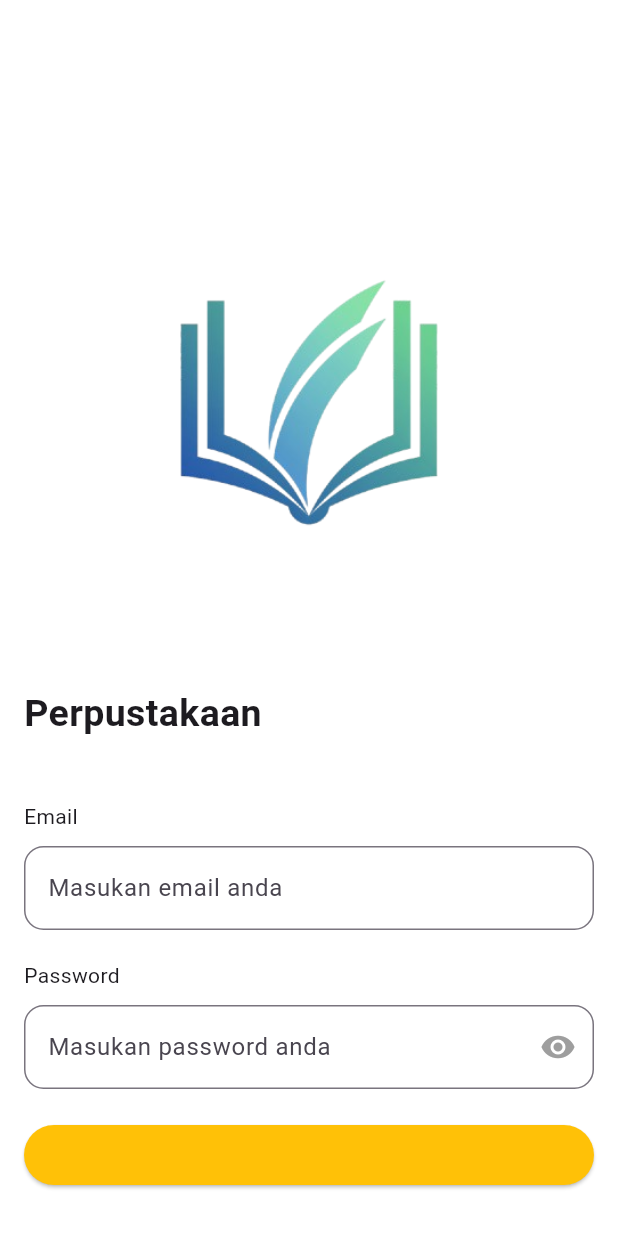
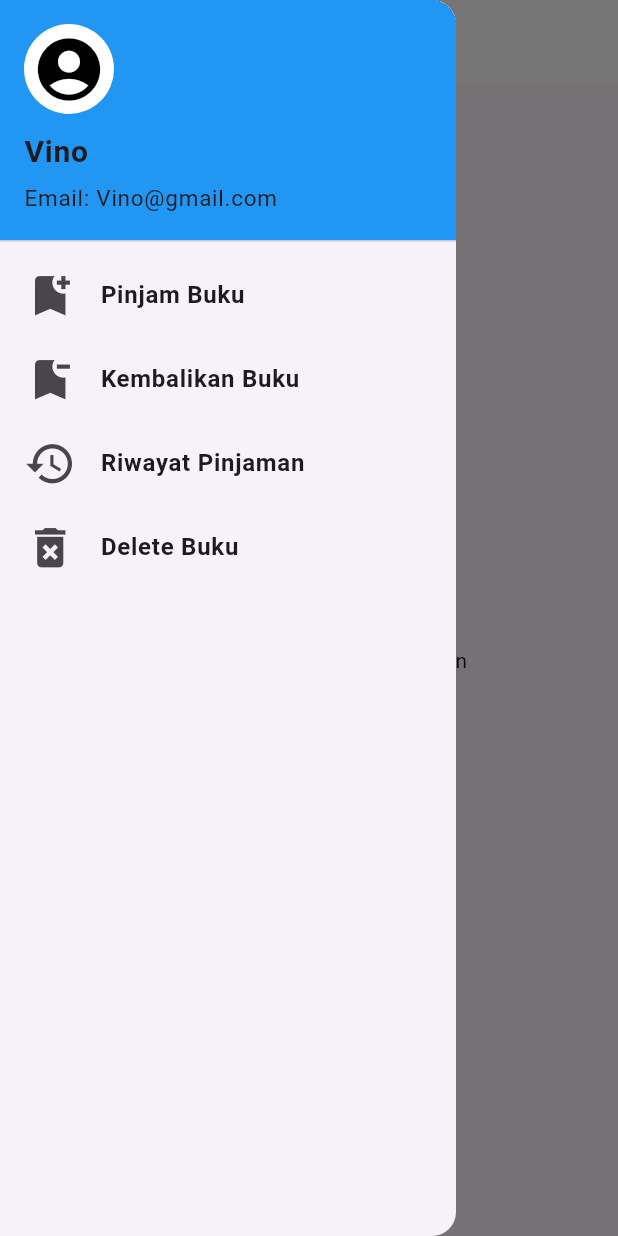
Before and after one commit to vinojanuar/tugas16, a Flutter app: the screen it shows after launch, with the side drawer open (before the commit the screen has no drawer), on a phone screen of 412 x 824 dp. Run offline on Flutter 3.47's test engine with Material 3 defaults, Android fonts, the phone set to English and light mode, and no system bars.

Commit message:
Update 16

```diff
--- a/lib/main.dart
+++ b/lib/main.dart
@@ -1,5 +1,7 @@
 import 'package:flutter/material.dart';
+import 'package:tugas16/view/home_screen.dart';
 import 'package:tugas16/view/login_screen.dart';
+import 'package:tugas16/view/register_screen.dart';
 
 void main() {
   runApp(const MyApp());
@@ -14,7 +16,7 @@ class MyApp extends StatelessWidget {
       debugShowCheckedModeBanner: false,
       title: 'Perpustakaan',
       theme: ThemeData(primarySwatch: Colors.pink),
-      home: const LoginScreen(),
+      home: const HomeScreen(),
     );
   }
 }
--- /dev/null
+++ b/lib/view/app_drawer.dart
@@ -0,0 +1,104 @@
+import 'package:flutter/material.dart';
+import 'package:tugas16/view/menu%20drawer/deletbuku.dart';
+import 'package:tugas16/view/menu%20drawer/kembalikanbuku.dart';
+import 'package:tugas16/view/menu%20drawer/pinjambuku.dart';
+import 'package:tugas16/view/menu%20drawer/riwayatpinjaman.dart';
+
+class AppDrawer extends StatefulWidget {
+  const AppDrawer({super.key});
+
+  @override
+  State<AppDrawer> createState() => _AppDrawerState();
+}
+
+class _AppDrawerState extends State<AppDrawer> {
+  @override
+  Widget build(BuildContext context) {
+    return Drawer(
+      child: ListView(
+        padding: EdgeInsets.zero,
+        children: [
+          DrawerHeader(
+            decoration: BoxDecoration(color: Colors.blue),
+            child: Column(
+              crossAxisAlignment: CrossAxisAlignment.start,
+              children: [
+                CircleAvatar(
+                  backgroundColor: Colors.white,
+                  radius: 30,
+                  child: Icon(
+                    Icons.account_circle_sharp,
+                    size: 50,
+                    color: Colors.black,
+                  ),
+                ),
+                SizedBox(height: 10),
+                Text(
+                  "Vino",
+                  style: TextStyle(fontWeight: FontWeight.bold, fontSize: 20),
+                ),
+                SizedBox(height: 5),
+
+                Text("Email: Vino@gmail.com", style: TextStyle(fontSize: 15)),
+              ],
+            ),
+          ),
+          ListTile(
+            leading: Icon(Icons.bookmark_add, size: 35),
+            title: Text(
+              "Pinjam Buku",
+              style: TextStyle(fontWeight: FontWeight.bold),
+            ),
+            onTap: () {
+              Navigator.push(
+                context,
+                MaterialPageRoute(builder: (context) => const Pinjambuku()),
+              );
+            },
+          ),
+          ListTile(
+            leading: Icon(Icons.bookmark_remove, size: 35),
+            title: Text(
+              "Kembalikan Buku",
+              style: TextStyle(fontWeight: FontWeight.bold),
+            ),
+            onTap: () {
+              Navigator.push(
+                context,
+                MaterialPageRoute(builder: (context) => const Kembalikanbuku()),
+              );
+            },
+          ),
+          ListTile(
+            leading: Icon(Icons.history, size: 35),
+            title: Text(
+              "Riwayat Pinjaman",
+              style: TextStyle(fontWeight: FontWeight.bold),
+            ),
+            onTap: () {
+              Navigator.push(
+                context,
+                MaterialPageRoute(
+                  builder: (context) => const Riwayatpinjaman(),
+                ),
+              );
+            },
+          ),
+          ListTile(
+            leading: Icon(Icons.delete_forever, size: 35),
+            title: Text(
+              "Delete Buku",
+              style: TextStyle(fontWeight: FontWeight.bold),
+            ),
+            onTap: () {
+              Navigator.push(
+                context,
+                MaterialPageRoute(builder: (context) => const Deletbuku()),
+              );
+            },
+          ),
+        ],
+      ),
+    );
+  }
+}
--- /dev/null
+++ b/lib/view/home_screen.dart
@@ -0,0 +1,27 @@
+import 'package:flutter/material.dart';
+import 'package:tugas16/view/app_drawer.dart';
+
+class HomeScreen extends StatefulWidget {
+  const HomeScreen({super.key});
+
+  @override
+  State<HomeScreen> createState() => _HomeScreenState();
+}
+
+class _HomeScreenState extends State<HomeScreen> {
+  @override
+  Widget build(BuildContext context) {
+    return Scaffold(
+      appBar: AppBar(
+        backgroundColor: Colors.white,
+        centerTitle: true,
+        title: Text(
+          "Perpustakaan",
+          style: TextStyle(fontSize: 20, fontWeight: FontWeight.bold),
+        ),
+      ),
+      drawer: const AppDrawer(),
+      body: Center(child: Text("Selamat Datang di Perpustakaan")),
+    );
+  }
+}
```
Also changed, not shown: lib/view/login_screen.dart (+52 -15 lines), lib/view/menu drawer/deletbuku.dart (added, +79 -0 lines), lib/view/menu drawer/kembalikanbuku.dart (added, +86 -0 lines), lib/view/menu drawer/pinjambuku.dart (added, +89 -0 lines), lib/view/menu drawer/riwayatpinjaman.dart (added, +62 -0 lines), lib/view/register_screen.dart (added, +138 -0 lines), pubspec.yaml (+5 -11 lines), pubspec.lock.
